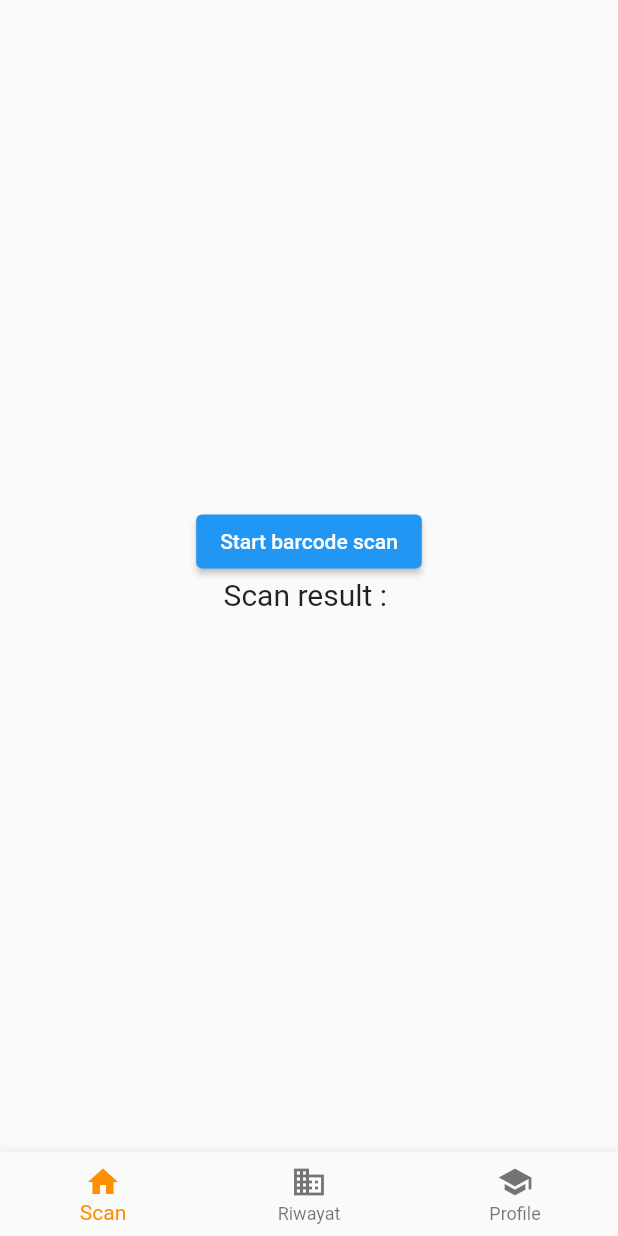
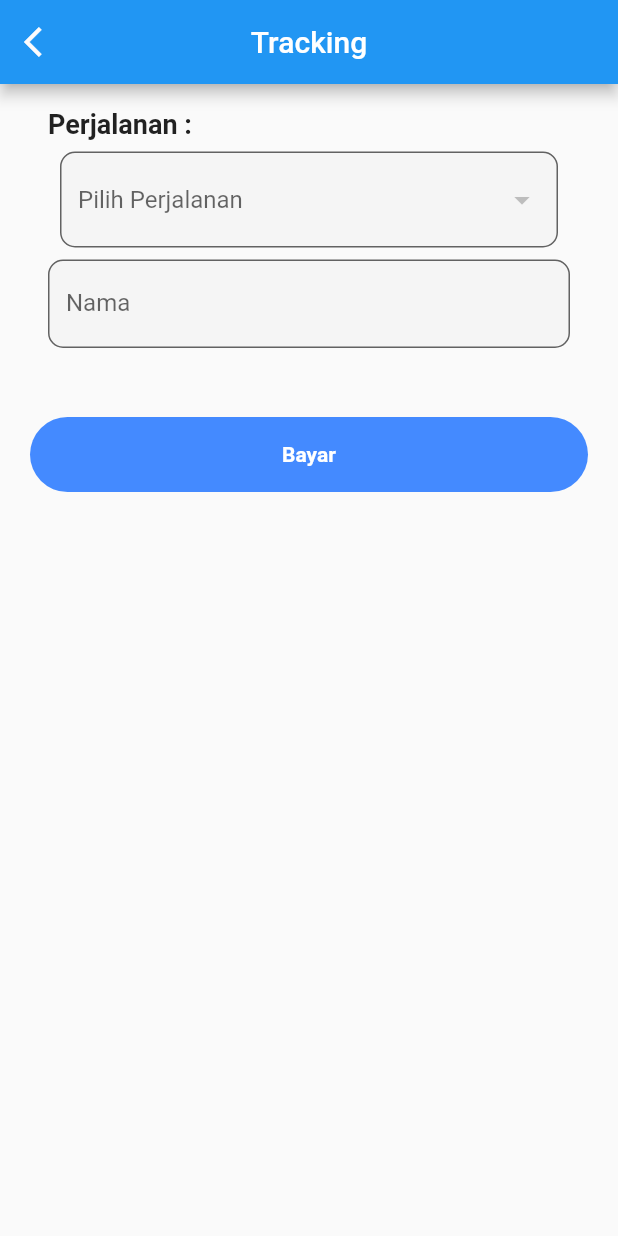
Before and after one commit to hakim220619/flutter_travel, a Flutter app: the MenuS screen opened directly, after a tap on "Start barcode scan", on a phone screen of 412 x 824 dp. Run offline on Flutter 3.47's test engine with Material 2 defaults, Android fonts, the phone set to English and light mode, and no system bars; our stand-ins replace barcode_widget, cool_alert, email_validator, flutter_easyloading, get and 1 more; missing offline and left inert: dart:ffi, flutter_barcode_scanner, ticket_widget; accounts and stored records are empty; network calls fail.

Commit message:
tracking

```diff
--- a/lib/service/http_service.dart
+++ b/lib/service/http_service.dart
@@ -13,7 +13,6 @@ import 'package:travel/views/welcome.dart';
 import 'package:shared_preferences/shared_preferences.dart';
 import 'dart:math';
 
-
 class HttpService {
   static final _client = http.Client();
 
@@ -26,13 +25,13 @@ class HttpService {
       Uri.parse('https://app.sandbox.midtrans.com/snap/v1/transactions');
 
   static login(email, password, context) async {
+    // ignore: unused_local_variable
     bool isLoading = false;
     http.Response response = await _client.post(_loginUrl, body: {
       "email": email,
       "password": password,
     });
     if (response.statusCode == 200) {
-
       var jsonUsers = jsonDecode(response.body);
 
       var id_user = jsonUsers['user']['id'];
@@ -172,6 +171,7 @@ class HttpService {
     });
 
     if (response.statusCode == 200) {
+      // ignore: unused_local_variable
       var json = jsonDecode(response.body.toString());
 
       Navigator.push(
--- a/lib/views/bookingPage.dart
+++ b/lib/views/bookingPage.dart
@@ -67,6 +67,7 @@ class _AddState extends State<Add> {
   final _formkey = GlobalKey<FormState>();
 
   @override
+  // ignore: override_on_non_overriding_member
   var fromAgentValue;
   var toAgentValue;
   bool changebutton = false;
--- a/lib/views/dashboardS.dart
+++ b/lib/views/dashboardS.dart
@@ -5,6 +5,7 @@ import 'package:flutter/material.dart';
 import 'package:get/get.dart';
 import 'package:shared_preferences/shared_preferences.dart';
 import 'package:travel/views/paypage.dart';
+import 'package:travel/views/tracking_page.dart';
 import 'dart:convert';
 import 'dart:async';
 import 'login.dart';
@@ -111,6 +112,7 @@ class _DashboardSState extends State<DashboardS> {
                     _showMyDialog('Log Out', 'Are you sure you want to logout?',
                         'No', 'Yes', () async {}, false);
 
+                    // ignore: unused_label
                     child:
                     Text(
                       'Log Out',
@@ -149,6 +151,7 @@ class _MenuSState extends State<MenuS> {
 
   static final _client = http.Client();
 
+  // ignore: unused_field
   List _getProfile = [];
   Future profile() async {
     try {
@@ -164,10 +167,12 @@ class _MenuSState extends State<MenuS> {
         "email": email.toString(),
       });
       if (response.statusCode == 200) {
+        // ignore: unused_local_variable
         final data = jsonDecode(response.body);
         SharedPreferences prefs = await SharedPreferences.getInstance();
         var nama = prefs.getString('nama');
         // print(nama);
+        // ignore: unused_local_variable
         var _getProfile = nama.toString();
       }
     } catch (e) {
@@ -218,6 +223,7 @@ class _MenuSState extends State<MenuS> {
   }
 
   var profilePhoto = "http://cdn.onlinewebfonts.com/svg/img_299586.png";
+  // ignore: unused_field
   static const TextStyle optionStyle =
       TextStyle(fontSize: 30, fontWeight: FontWeight.bold);
   String _scanBarcode = 'Unknown';
@@ -227,6 +233,14 @@ class _MenuSState extends State<MenuS> {
     try {
       barcodeScanRes = await FlutterBarcodeScanner.scanBarcode(
           '#ff6666', 'Cancel', true, ScanMode.BARCODE);
+      if (barcodeScanRes != false) {
+        Navigator.push(
+          context,
+          MaterialPageRoute(
+            builder: (BuildContext context) => TrackingPage(),
+          ),
+        );
+      }
       print(barcodeScanRes);
     } on Exception {
       barcodeScanRes = 'Failed to get platform version.';
--- a/lib/views/pesanOutPage.dart
+++ b/lib/views/pesanOutPage.dart
@@ -29,6 +29,7 @@ class _PesanOutPageState extends State<PesanOutPage> {
   TextEditingController Email = TextEditingController();
   TextEditingController Nohp = TextEditingController();
   @override
+  // ignore: override_on_non_overriding_member
   var nama;
   var email;
   var noHp;
--- /dev/null
+++ b/lib/views/tracking_page.dart
@@ -0,0 +1,284 @@
+import 'package:flutter/material.dart';
+import 'package:http/http.dart' as http;
+import 'dart:convert';
+import 'dart:async';
+
+class TrackingPage extends StatefulWidget {
+  const TrackingPage({super.key});
+
+  @override
+  State<TrackingPage> createState() => _TrackingPageState();
+}
+
+final _formkey = GlobalKey<FormState>();
+List fromAgent = [];
+
+class _TrackingPageState extends State<TrackingPage> {
+  TextEditingController Nama = TextEditingController();
+  @override
+  Widget build(BuildContext context) {
+    Future getagentFrom() async {
+      var baseUrl = "https://travel.dlhcode.com/api/persediaan_tiket";
+      http.Response response = await http.get(Uri.parse(baseUrl));
+      print(response.body);
+      if (response.statusCode == 200) {
+        var jsonData = json.decode(response.body);
+        setState(() {
+          fromAgent = jsonData['data'];
+          print(fromAgent);
+        });
+      }
+    }
+
+    var toAgentValue;
+    // ignore: unused_local_variable
+    var nama;
+    void initState() {
+      super.initState();
+      getagentFrom();
+    }
+
+    Future refresh() async {
+      setState(() {
+        getagentFrom();
+      });
+    }
+
+    return Scaffold(
+        appBar: AppBar(
+          title: Text("Tracking"),
+          centerTitle: true,
+          leading: InkWell(
+            onTap: () {
+              Navigator.pop(context);
+            },
+            child: Icon(
+              Icons.arrow_back_ios,
+              color: Color.fromARGB(253, 255, 252, 252),
+            ),
+          ),
+        ),
+        body: Center(
+          child: RefreshIndicator(
+            onRefresh: refresh,
+            child: ListView.builder(
+              itemCount: 1,
+              itemBuilder: (context, index) => Form(
+                key: _formkey,
+                child: Column(
+                  children: [
+                    Padding(
+                      padding: const EdgeInsets.symmetric(
+                          vertical: 16.0, horizontal: 32.0),
+                      child: Container(
+                        child: Column(
+                          children: [
+                            Container(
+                              alignment: Alignment.topLeft,
+                              child: Text(
+                                "Perjalanan :",
+                                style: TextStyle(
+                                    fontSize: 18, fontWeight: FontWeight.bold),
+                              ),
+                            ),
+                            Padding(
+                              padding: EdgeInsets.all(8.0),
+                              child: DropdownButtonFormField(
+                                decoration: InputDecoration(
+                                    fillColor: Colors.grey.shade100,
+                                    filled: true,
+                                    border: OutlineInputBorder(
+                                        borderRadius:
+                                            BorderRadius.circular(10)),
+                                    hintText: 'Pilih Perjalanan'),
+                                isExpanded: true,
+                                items: fromAgent.map((item) {
+                                  // print(fromAgent);
+                                  return DropdownMenuItem(
+                                    value: item['id'].toString(),
+                                    child: Text("${item['asal'].toString()}"
+                                        "- ${item['tujuan'].toString()}"),
+                                  );
+                                }).toList(),
+                                validator: (value) {
+                                  if (value == false)
+                                    return 'Silahkan Masukan Perjalanan';
+                                  return null;
+                                },
+                                onChanged: (newVal) {
+                                  setState(() {
+                                    toAgentValue = newVal;
+                                    // print(fromAgent[index]['id']);
+                                  });
+                                },
+                                value: toAgentValue,
+                              ),
+                            ),
+                            TextFormField(
+                              controller: Nama,
+                              onChanged: (value) {
+                                setState(() {
+                                  nama = value;
+                                });
+                              },
+                              decoration: InputDecoration(
+                                  fillColor: Colors.grey.shade100,
+                                  filled: true,
+                                  hintText: "Masukan Nama Lengkap",
+                                  border: OutlineInputBorder(
+                                      borderRadius: BorderRadius.circular(10)),
+                                  labelText: "Nama"),
+                              validator: (value) {
+                                if (value!.isEmpty) {
+                                  return "Nama tidak boleh kosong";
+                                }
+                                return null;
+                              },
+                            ),
+                            SizedBox(
+                              height: 10.0,
+                            ),
+                            // TextFormField(
+                            //   controller: Email,
+                            //   onChanged: (value) {
+                            //     setState(() {
+                            //       email = value;
+                            //     });
+                            //   },
+                            //   decoration: InputDecoration(
+                            //       fillColor: Colors.grey.shade100,
+                            //       filled: true,
+                            //       hintText: "Masukan Email",
+                            //       border: OutlineInputBorder(
+                            //           borderRadius: BorderRadius.circular(10)),
+                            //       labelText: "Email"),
+                            //   validator: (value) {
+                            //     if (value!.isEmpty) {
+                            //       return "Email tidak boleh kosong";
+                            //     }
+                            //     return null;
+                            //   },
+                            // ),
+                            // SizedBox(
+                            //   height: 10.0,
+                            // ),
+                            // TextFormField(
+                            //   controller: Nohp,
+                            //   onChanged: (value) {
+                            //     setState(() {
+                            //       noHp = value;
+                            //     });
+                            //   },
+                            //   decoration: InputDecoration(
+                            //       fillColor: Colors.grey.shade100,
+                            //       filled: true,
+                            //       hintText: "Masukan Nomor Hp",
+                            //       border: OutlineInputBorder(
+                            //           borderRadius: BorderRadius.circular(10)),
+                            //       labelText: "Nomor Hp"),
+                            //   validator: (value) {
+                            //     if (value!.isEmpty) {
+                            //       return "Nomor Hp tidak boleh kosong";
+                            //     }
+                            //     return null;
+                            //   },
+                            // ),
+                            // SizedBox(
+                            //   height: 10.0,
+                            // ),
+                            // TextFormField(
+                            //   initialValue: widget.asalKey,
+                            //   obscureText: false,
+                            //   onChanged: (value) {
+                            //     setState(() {
+                            //       asal = value;
+                            //     });
+                            //   },
+                            //   readOnly: true,
+                            //   decoration: InputDecoration(
+                            //       hintText: 'Asal',
+                            //       fillColor: Colors.grey.shade100,
+                            //       filled: true,
+                            //       border: OutlineInputBorder(
+                            //           borderRadius: BorderRadius.circular(10)),
+                            //       labelText: "Asal"),
+                            // ),
+                            // SizedBox(
+                            //   height: 10.0,
+                            // ),
+                            // TextFormField(
+                            //   initialValue: widget.tujuanKey,
+                            //   obscureText: false,
+                            //   onChanged: (value) {
+                            //     setState(() {
+                            //       tujuan = value;
+                            //     });
+                            //   },
+                            //   readOnly: true,
+                            //   decoration: InputDecoration(
+                            //       hintText: 'Tujuan',
+                            //       fillColor: Colors.grey.shade100,
+                            //       filled: true,
+                            //       border: OutlineInputBorder(
+                            //           borderRadius: BorderRadius.circular(10)),
+                            //       labelText: "Tujuan"),
+                            // ),
+                            // SizedBox(
+                            //   height: 10.0,
+                            // ),
+                            // TextFormField(
+                            //   initialValue: widget.tanggalKey,
+                            //   obscureText: false,
+                            //   readOnly: true,
+                            //   decoration: InputDecoration(
+                            //       hintText: 'Tanggal',
+                            //       fillColor: Colors.grey.shade100,
+                            //       filled: true,
+                            //       border: OutlineInputBorder(
+                            //           borderRadius: BorderRadius.circular(10)),
+                            //       labelText: "Tanggal"),
+                            //   onChanged: (value) {
+                            //     setState(() {
+                            //       tanggal = value;
+                            //     });
+                            //   },
+                            // ),
+                            SizedBox(
+                              height: 10.0,
+                            ),
+                          ],
+                        ),
+                      ),
+                    ),
+                    InkWell(
+                        onTap: () async {
+                          if (_formkey.currentState!.validate()) {
+                            // await HttpService.pesanOut(nama, email, noHp,
+                            //     widget.idKey, widget.hargaKey, context);
+                          }
+                        },
+                        child: Container(
+                          margin: const EdgeInsets.symmetric(
+                              horizontal: 20, vertical: 10),
+                          child: const Center(
+                            child: Text(
+                              "Bayar",
+                              style: TextStyle(
+                                  fontWeight: FontWeight.bold,
+                                  color: Colors.white),
+                            ),
+                          ),
+                          height: 50,
+                          width: double.infinity,
+                          decoration: BoxDecoration(
+                              color: Colors.blueAccent,
+                              borderRadius: BorderRadius.circular(25)),
+                        ))
+                  ],
+                ),
+              ),
+            ),
+          ),
+        ));
+  }
+}
```
Also changed, not shown: lib/views/listOutPage.dart (+8 -1 lines), lib/views/pesanPage.dart (+10 -17 lines).
